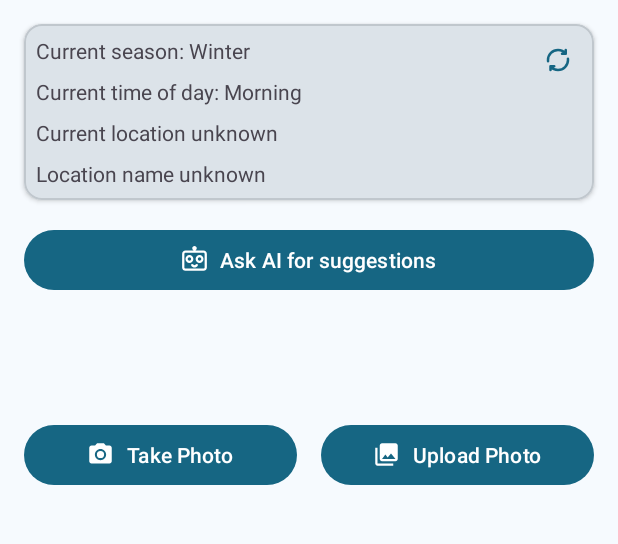
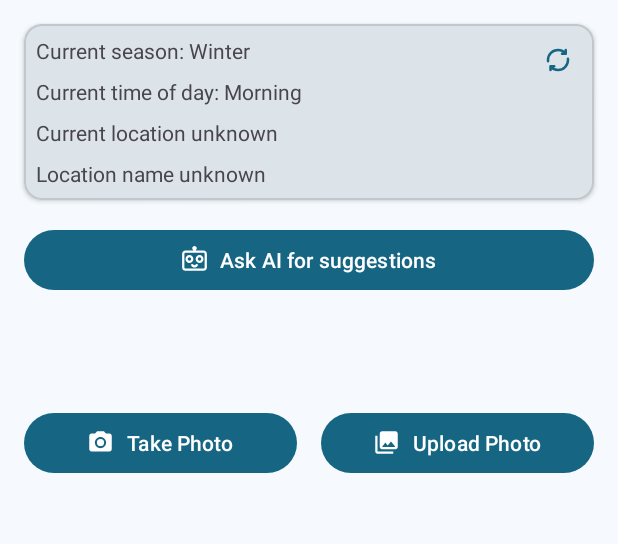
Before and after one commit to LoreMolinari/SmartAngler, an Android app: the screen it shows after launch (MainActivity), on a phone screen of 412 x 824 dp, the part 200-744 px from its top. Run offline under Robolectric (Android 15) with nearby library versions, the phone set to English and light mode, and no system bars; our stand-ins replace navigation-ui; libraries missing offline, so code that uses them is left out: com.google.ai.client.

Commit message:
Better spacing

```diff
--- a/app/src/main/res/layout/fragment_home.xml
+++ b/app/src/main/res/layout/fragment_home.xml
@@ -161,9 +161,8 @@
                 android:layout_width="0dp"
                 android:layout_height="wrap_content"
                 android:layout_marginStart="8dp"
-                android:layout_marginTop="16dp"
+                android:layout_marginTop="8dp"
                 android:layout_marginEnd="8dp"
-                android:layout_marginBottom="16dp"
                 app:layout_constraintEnd_toEndOf="parent"
                 app:layout_constraintStart_toStartOf="parent"
                 app:layout_constraintTop_toBottomOf="@+id/ask_ai_button" />
```
